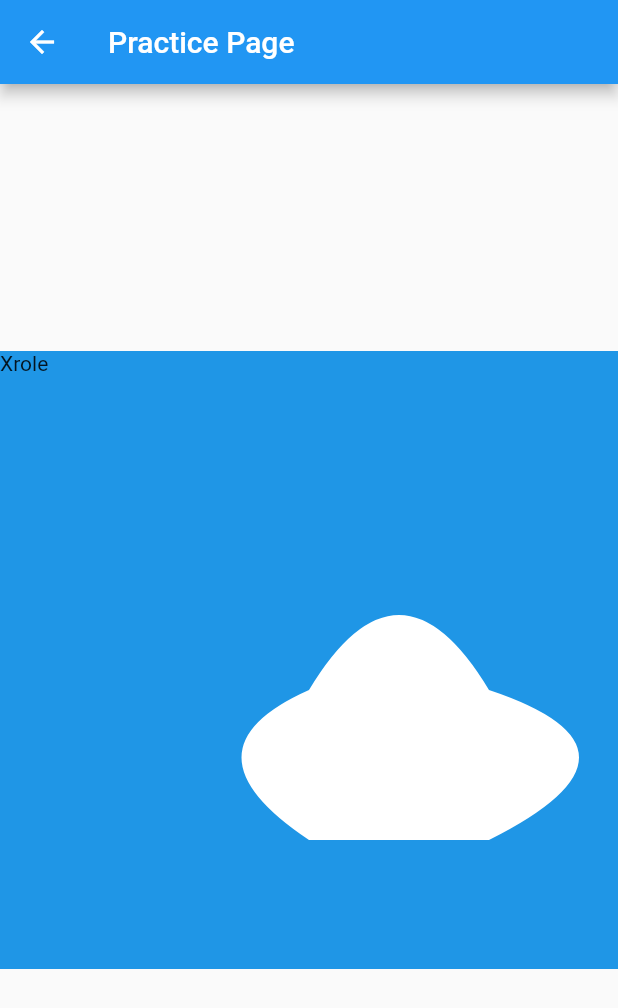
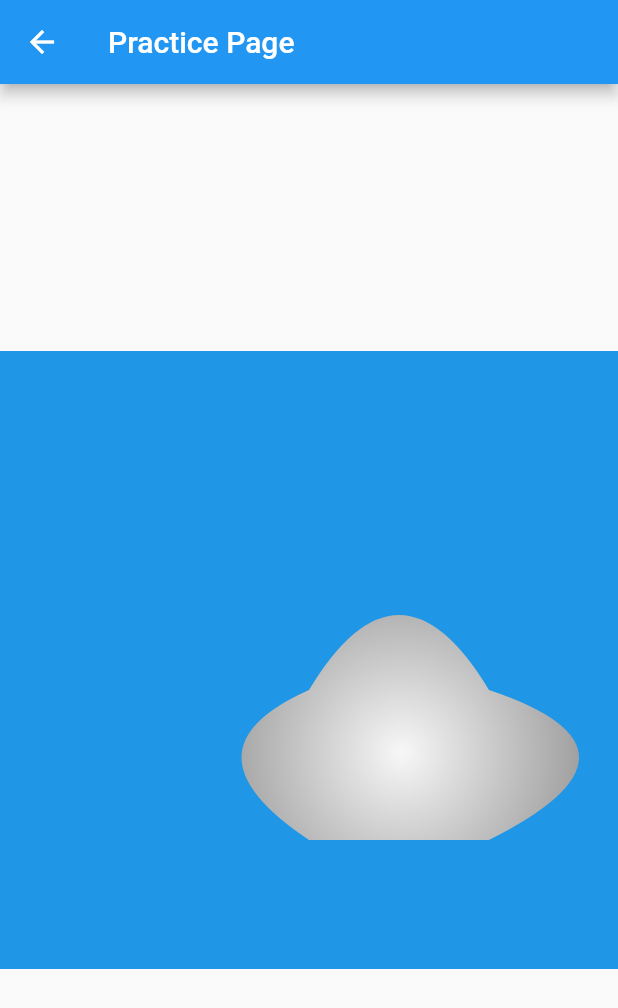
Before and after one commit to XROLE/tutorial_apps, a Flutter app: the screen it shows after launch, after a tap on "Xrole", on a phone screen of 412 x 824 dp. Shown: the top 1008 px of the screen. Run offline on Flutter 3.47's test engine with Material 2 defaults, Android fonts, the phone set to English and light mode, and no system bars; our stand-ins replace connectivity_plus, dio.

Commit message:
build apple atm ui

```diff
--- a/lib/3DAnimation/index.dart
+++ b/lib/3DAnimation/index.dart
@@ -1,5 +1,7 @@
 import 'package:flutter/material.dart';
 import 'package:tutorial_apps/3DAnimation/sphere_ball.dart';
+import 'package:tutorial_apps/atmCard/index.dart';
+import 'package:tutorial_apps/practice3D/ball.dart';
 import 'package:tutorial_apps/practice3D/index.dart';
 
 class AnimationHome extends StatefulWidget {
@@ -20,12 +22,46 @@ class _AnimationHomeState extends State<AnimationHome> {
           padding: EdgeInsets.all(8),
           child: Column(
             children: [
+              Container(
+                child: Row(
+                  children: [
+                    InkWell(
+                      onTap: () {
+                        Navigator.push(context, MaterialPageRoute(builder: (contex) => Ball()));
+                      },
+                      child: Container(
+                        padding: EdgeInsets.symmetric(horizontal: 20, vertical: 10),
+                        decoration: BoxDecoration(
+                        color: Colors.amber,
+                          borderRadius: BorderRadius.circular(8)
+                        ),
+                        child: Text('Ball')),
+                    ),
+                    SizedBox(width: 20),
+                    InkWell(
+                      onTap: () {
+                        Navigator.push(context, MaterialPageRoute(builder: (contex) => AppleCard()));
+                      },
+                      child: Container(
+                        padding: EdgeInsets.symmetric(horizontal: 20, vertical: 10),
+                        decoration: BoxDecoration(
+                        color: Colors.amber,
+                          borderRadius: BorderRadius.circular(8)
+                        ),
+                        child: Text('Apple Card')),
+                    )
+                  ],
+                ),
+              ),
+              SizedBox(
+                height: 20,
+              ),
               const SphereBall(),
             ],
           )),
       floatingActionButton: InkWell(
           onTap: () {
-          Navigator.push(context, MaterialPageRoute(builder: (context) => PracticePage()));
+            Navigator.push(context, MaterialPageRoute(builder: (context) => PracticePage()));
           },
           child: Text('Xrole')),
     );
--- a/lib/practice3D/index.dart
+++ b/lib/practice3D/index.dart
@@ -10,6 +10,7 @@ class PracticePage extends StatefulWidget {
 }
 
 class _PracticePageState extends State<PracticePage> {
+  final shaderOffsset = new Offset(0.3, 0.3);
   @override
   Widget build(BuildContext context) {
     return Scaffold(
@@ -21,9 +22,16 @@ class _PracticePageState extends State<PracticePage> {
           height: MediaQuery.of(context).size.height * 0.5,
           width: double.infinity * 0.5,
           color: Color.fromRGBO(31, 150, 230, 1),
-          child: CustomPaint(
-            painter: myPainter(),
-            child: Text('Xrole'),
+          child: ShaderMask(
+            shaderCallback: (rect) {
+              return RadialGradient(
+                colors: [Color.fromRGBO(247, 247, 247, 1), Colors.grey.shade700],
+                center: Alignment(0.3, 0.3),
+              ).createShader(rect);
+            },
+            child: CustomPaint(
+              painter: myPainter(),
+            ),
           ),
         ),
       ),
@@ -86,7 +94,9 @@ class myPainter extends CustomPainter {
     //     Rect.fromCircle(center: center, radius: radius / 2), 0, Math.pi / 2, false, smileyPaint);
     // canvas.drawPath(arc, arcPaint);
 
-    final cloudPaint = new Paint()..color = Colors.white..strokeCap = StrokeCap.round;
+    final cloudPaint = new Paint()
+      ..color = Colors.white
+      ..strokeCap = StrokeCap.round;
 
     final cloudPath = new Path();
 
@@ -95,6 +105,7 @@ class myPainter extends CustomPainter {
     cloudPath.quadraticBezierTo(w / 2 + 240, h / 2 + 60, w / 2 + 120, h / 2 + 120);
     cloudPath.lineTo(w / 2, h / 2 + 120);
     cloudPath.quadraticBezierTo(w / 2 - 90, h / 2 + 60, w / 2, h / 2 + 20);
+    cloudPath.close();
     canvas.drawPath(cloudPath, cloudPaint);
   }
 
--- a/pubspec.yaml
+++ b/pubspec.yaml
@@ -49,9 +49,9 @@ flutter:
   uses-material-design: true
 
   # To add assets to your application, add an assets section, like this:
-  # assets:
-  #   - images/a_dot_burr.jpeg
-  #   - images/a_dot_ham.jpeg
+  assets:
+    - assets/img/apple2.png
+    - assets/img/chip.png
 
   # An image asset can refer to one or more resolution-specific "variants", see
   # https://flutter.dev/assets-and-images/#resolution-aware.
```
Also changed, not shown: lib/atmCard/index.dart (added, +89 -0 lines), lib/practice3D/ball.dart (added, +95 -0 lines), assets/img/apple.jpeg (added), assets/img/apple2.png (added), assets/img/chip.png (added).
